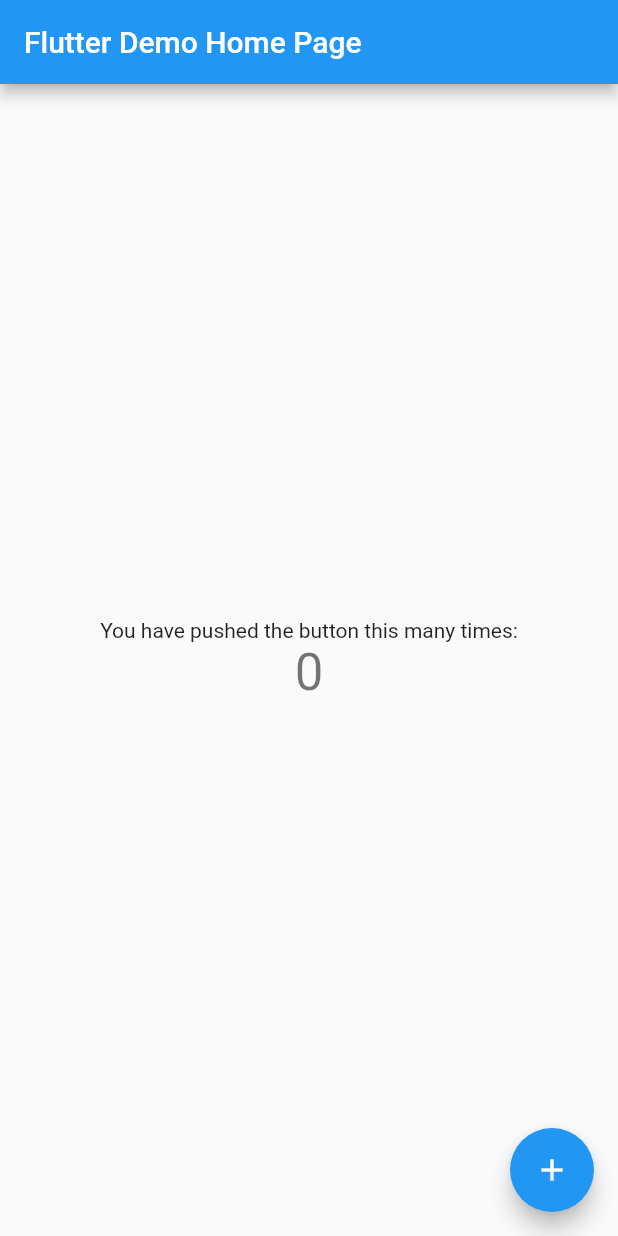
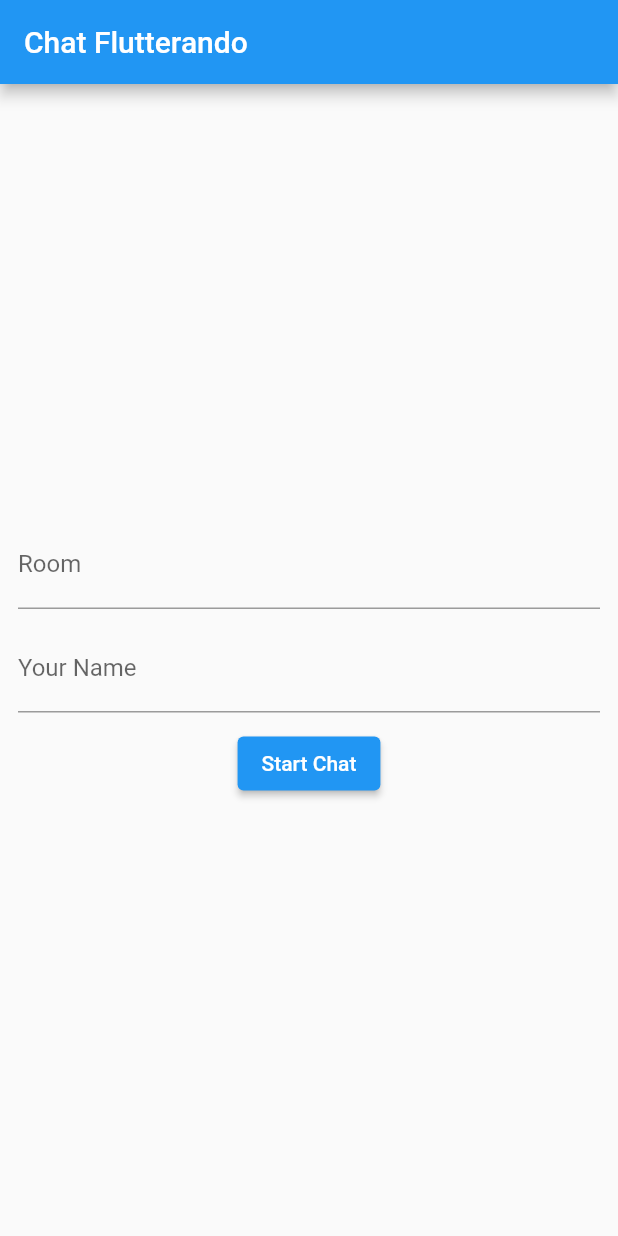
Before and after one commit to VitiNho-Dev/RxNotifierClass, a Flutter app: the screen it shows after launch, on a phone screen of 412 x 824 dp. Run offline on Flutter 3.47's test engine with Material 2 defaults, Android fonts, the phone set to English and light mode, and no system bars; our stand-ins replace socket_io_client.

Commit message:
feat: criando as pages e add o socket client

```diff
--- a/app_client/lib/controller.dart
+++ /dev/null
@@ -1,9 +0,0 @@
-import 'package:rx_notifier/rx_notifier.dart';
-
-class Controller {
-  var counter = RxNotifier<int>(0);
-
-  void incrementCounter() {
-    counter.value++;
-  }
-}
--- a/app_client/lib/main.dart
+++ b/app_client/lib/main.dart
@@ -1,6 +1,6 @@
-import 'package:app_client/controller.dart';
+import 'package:app_client/src/chat_page.dart';
+import 'package:app_client/src/home_page.dart';
 import 'package:flutter/material.dart';
-import 'package:rx_notifier/rx_notifier.dart';
 
 void main() {
   runApp(const MyApp());
@@ -16,52 +16,14 @@ class MyApp extends StatelessWidget {
       theme: ThemeData(
         primarySwatch: Colors.blue,
       ),
-      home: const MyHomePage(title: 'Flutter Demo Home Page'),
+      initialRoute: '/',
+      routes: {
+        '/': (context) => const HomePage(),
+        '/chat': (context) {
+          final args = ModalRoute.of(context)?.settings.arguments as Map;
+          return ChatPage(name: args['name'], room: args['room']);
+        }
+      },
     );
   }
 }
-
-class MyHomePage extends StatefulWidget {
-  const MyHomePage({super.key, required this.title});
-
-  final String title;
-
-  @override
-  State<MyHomePage> createState() => _MyHomePageState();
-}
-
-class _MyHomePageState extends State<MyHomePage> {
-  final controller = Controller();
-
-  @override
-  Widget build(BuildContext context) {
-    return Scaffold(
-      appBar: AppBar(
-        title: Text(widget.title),
-      ),
-      body: Center(
-        child: Column(
-          mainAxisAlignment: MainAxisAlignment.center,
-          children: <Widget>[
-            const Text(
-              'You have pushed the button this many times:',
-            ),
-            RxBuilder(
-              builder: (context) {
-                return Text(
-                  '${controller.counter.value}',
-                  style: Theme.of(context).textTheme.headline4,
-                );
-              },
-            )
-          ],
-        ),
-      ),
-      floatingActionButton: FloatingActionButton(
-        onPressed: controller.incrementCounter,
-        tooltip: 'Increment',
-        child: const Icon(Icons.add),
-      ),
-    );
-  }
-}
--- /dev/null
+++ b/app_client/lib/src/chat_controller.dart
@@ -0,0 +1,29 @@
+// ignore_for_file: public_member_api_docs, sort_constructors_first
+import 'package:common/common.dart';
+import 'package:socket_io_client/socket_io_client.dart';
+
+class ChatController {
+  late Socket socket;
+  final String name;
+  final String room;
+
+  ChatController(this.name, this.room) {
+    _init();
+  }
+
+  void _init() {
+    socket = io(
+      'http://localhost:3000',
+      OptionBuilder().setTransports(['websocket']).build(),
+    );
+    socket.connect();
+
+    socket.onConnect((_) {
+      socket.emit('enter_room', {'room': room, 'name': name});
+    });
+
+    socket.on('message', (json) {
+      final event = SocketEvent.fromJson(json);
+    });
+  }
+}
--- /dev/null
+++ b/app_client/lib/src/home_page.dart
@@ -0,0 +1,59 @@
+import 'package:flutter/material.dart';
+
+class HomePage extends StatefulWidget {
+  const HomePage({super.key});
+
+  @override
+  State<HomePage> createState() => _HomePageState();
+}
+
+class _HomePageState extends State<HomePage> {
+  String name = 'NoName';
+  String room = '';
+
+  @override
+  Widget build(BuildContext context) {
+    return Scaffold(
+      appBar: AppBar(
+        title: const Text('Chat Flutterando'),
+      ),
+      body: Container(
+        width: double.infinity,
+        height: double.infinity,
+        padding: const EdgeInsets.all(12),
+        child: Column(
+          mainAxisAlignment: MainAxisAlignment.center,
+          children: [
+            TextField(
+              onChanged: (value) => room = value,
+              decoration: const InputDecoration(
+                labelText: 'Room',
+              ),
+            ),
+            const SizedBox(
+              height: 10,
+            ),
+            TextField(
+              onChanged: (value) => name = value,
+              decoration: const InputDecoration(
+                labelText: 'Your Name',
+              ),
+            ),
+            const SizedBox(
+              height: 10,
+            ),
+            ElevatedButton(
+              onPressed: () {
+                Navigator.of(context).pushNamed('/chat', arguments: {
+                  'room': room,
+                  'name': name,
+                });
+              },
+              child: const Text('Start Chat'),
+            ),
+          ],
+        ),
+      ),
+    );
+  }
+}
--- a/app_client/pubspec.yaml
+++ b/app_client/pubspec.yaml
@@ -37,6 +37,9 @@ dependencies:
   # Use with the CupertinoIcons class for iOS style icons.
   cupertino_icons: ^1.0.2
   rx_notifier: ^1.1.0
+  socket_io_client: ^2.0.0
+  common:
+    path: ../common
 
 dev_dependencies:
   flutter_test:
```
Also changed, not shown: app_client/lib/src/chat_page.dart (added, +56 -0 lines), app_client/pubspec.lock.
